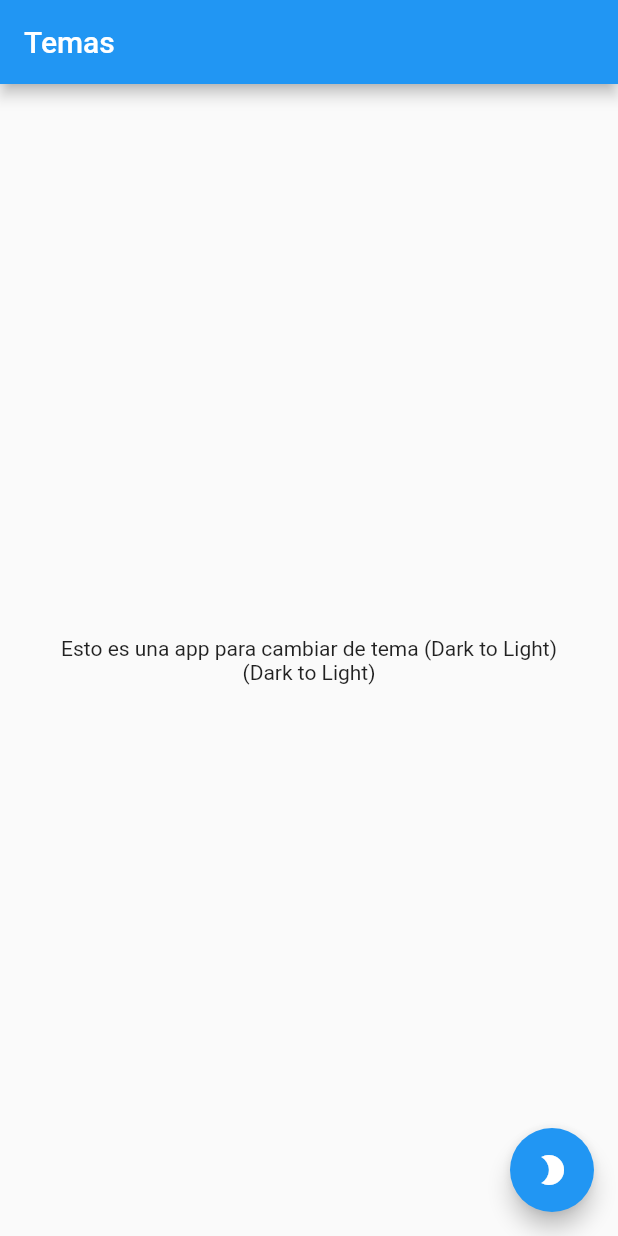
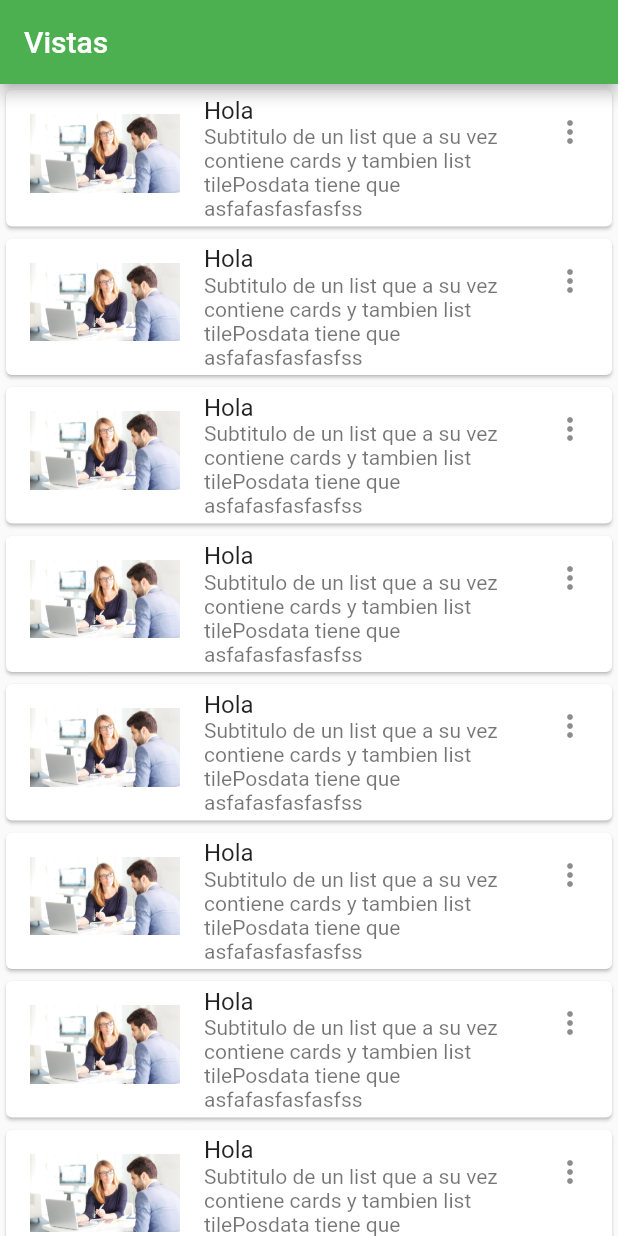
Before and after one commit to edg-ceron/flutter-first, a Flutter app: the screen it shows after launch, on a phone screen of 412 x 824 dp. Run offline on Flutter 3.47's test engine with Material 2 defaults, Android fonts, the phone set to English and light mode, and no system bars.

Commit message:
Se realiza maquetacion de cards parecidas a una aplicacion de produccion

```diff
--- a/lib/main.dart
+++ b/lib/main.dart
@@ -1,78 +1,185 @@
 import 'package:flutter/material.dart';
 
-import './myWidget.dart';
-
-// void main() => runApp(MyWidget());
+void main() => runApp(Vista());
 
 
-void main() => runApp(MyWidget2());
-
-class MyWidget2 extends StatefulWidget {
-  @override
-  State<StatefulWidget> createState() {
-    // TODO: implement createState
-    return Estado();
-  }
-}
-
-class Estado extends State<MyWidget2>{
-  var darkTheme = false;
+class Vista extends StatelessWidget{
   @override
   Widget build(BuildContext context) {
-    // TODO: implement build
-    // Cupertino IOs
     return MaterialApp(
-      debugShowCheckedModeBanner: false,
-      theme: ThemeData(
-        // primarySwatch: darkTheme ? Colors.green :  Colors.black,
-        brightness: darkTheme ? Brightness.dark : Brightness.light,
-      ),
+      theme: ThemeData(primaryColor: Colors.green),
       home:
         Scaffold(
           appBar:
             AppBar(
-              title: Text('Temas'),
+              title: Text('Vistas')
             ),
           body:
-            Center(
-              child:
-                Column(
-                  mainAxisAlignment: MainAxisAlignment.center,
-                  crossAxisAlignment: CrossAxisAlignment.center,
-                  children: [
-                    Text('Esto es una app para cambiar de tema (Dark to Light)'),
-                    Text('(Dark to Light)'),
+            ListView(
+              children: <Widget>[
+                Card(
+                  child: ListTile(
+                    leading: Image.asset('assets/images/test.jpg', width: 100),
+                    title: Text('Hola'),
+                    subtitle: Text('Subtitulo de un list que a su vez contiene cards y tambien list tile' 'Posdata tiene que asfafasfasfasfss'),
+                    trailing: Icon(Icons.more_vert),
+                    isThreeLine: true,
 
-                  ],
+                  )
                 ),
-            ),
-            //   child: Text('Saldo inicial 1 , meses actuales: $mes , inversiones $inversiones saldo final: $monto '),
-            // ),
-          floatingActionButton:
-            FloatingActionButton(
-              child: Icon(darkTheme ? Icons.brightness_5 : Icons.brightness_2 ),
-              onPressed: () {
-                setState(() {
-                  darkTheme = !darkTheme;
-                });
-              },
-            ),
-        ),
+                Card(
+                  child: ListTile(
+                    leading: Image.asset('assets/images/test.jpg', width: 100),
+                    title: Text('Hola'),
+                    subtitle: Text('Subtitulo de un list que a su vez contiene cards y tambien list tile' 'Posdata tiene que asfafasfasfasfss'),
+                    trailing: Icon(Icons.more_vert),
+                    isThreeLine: true,
+
+                  )
+                ),
+                Card(
+                  child: ListTile(
+                    leading: Image.asset('assets/images/test.jpg', width: 100),
+                    title: Text('Hola'),
+                    subtitle: Text('Subtitulo de un list que a su vez contiene cards y tambien list tile' 'Posdata tiene que asfafasfasfasfss'),
+                    trailing: Icon(Icons.more_vert),
+                    isThreeLine: true,
+
+                  )
+                ),
+                Card(
+                  child: ListTile(
+                    leading: Image.asset('assets/images/test.jpg', width: 100),
+                    title: Text('Hola'),
+                    subtitle: Text('Subtitulo de un list que a su vez contiene cards y tambien list tile' 'Posdata tiene que asfafasfasfasfss'),
+                    trailing: Icon(Icons.more_vert),
+                    isThreeLine: true,
+
+                  )
+                ),
+                Card(
+                  child: ListTile(
+                    leading: Image.asset('assets/images/test.jpg', width: 100),
+                    title: Text('Hola'),
+                    subtitle: Text('Subtitulo de un list que a su vez contiene cards y tambien list tile' 'Posdata tiene que asfafasfasfasfss'),
+                    trailing: Icon(Icons.more_vert),
+                    isThreeLine: true,
+
+                  )
+                ),
+                Card(
+                  child: ListTile(
+                    leading: Image.asset('assets/images/test.jpg', width: 100),
+                    title: Text('Hola'),
+                    subtitle: Text('Subtitulo de un list que a su vez contiene cards y tambien list tile' 'Posdata tiene que asfafasfasfasfss'),
+                    trailing: Icon(Icons.more_vert),
+                    isThreeLine: true,
+
+                  )
+                ),
+                Card(
+                  child: ListTile(
+                    leading: Image.asset('assets/images/test.jpg', width: 100),
+                    title: Text('Hola'),
+                    subtitle: Text('Subtitulo de un list que a su vez contiene cards y tambien list tile' 'Posdata tiene que asfafasfasfasfss'),
+                    trailing: Icon(Icons.more_vert),
+                    isThreeLine: true,
+
+                  )
+                ),
+                Card(
+                  child: ListTile(
+                    leading: Image.asset('assets/images/test.jpg', width: 100),
+                    title: Text('Hola'),
+                    subtitle: Text('Subtitulo de un list que a su vez contiene cards y tambien list tile' 'Posdata tiene que asfafasfasfasfss'),
+                    trailing: Icon(Icons.more_vert),
+                    isThreeLine: true,
+
+                  )
+                ),
+                Card(
+                  child: ListTile(
+                    leading: Image.asset('assets/images/test.jpg', width: 100),
+                    title: Text('Hola'),
+                    subtitle: Text('Subtitulo de un list que a su vez contiene cards y tambien list tile' 'Posdata tiene que asfafasfasfasfss'),
+                    trailing: Icon(Icons.more_vert),
+                    isThreeLine: true,
+
+                  )
+                ),
+                Card(
+                  child: ListTile(
+                    leading: Image.asset('assets/images/test.jpg', width: 100),
+                    title: Text('Hola'),
+                    subtitle: Text('Subtitulo de un list que a su vez contiene cards y tambien list tile' 'Posdata tiene que asfafasfasfasfss'),
+                    trailing: Icon(Icons.more_vert),
+                    isThreeLine: true,
+
+                  )
+                ),
+                Card(
+                  child: ListTile(
+                    leading: Image.asset('assets/images/test.jpg', width: 100),
+                    title: Text('Hola'),
+                    subtitle: Text('Subtitulo de un list que a su vez contiene cards y tambien list tile' 'Posdata tiene que asfafasfasfasfss'),
+                    trailing: Icon(Icons.more_vert),
+                    isThreeLine: true,
+
+                  )
+                ),
+                Card(
+                  child: ListTile(
+                    leading: Image.asset('assets/images/test.jpg', width: 100),
+                    title: Text('Hola'),
+                    subtitle: Text('Subtitulo de un list que a su vez contiene cards y tambien list tile' 'Posdata tiene que asfafasfasfasfss'),
+                    trailing: Icon(Icons.more_vert),
+                    isThreeLine: true,
+
+                  )
+                ),
+                Card(
+                  child: ListTile(
+                    leading: Image.asset('assets/images/test.jpg', width: 100),
+                    title: Text('Hola'),
+                    subtitle: Text('Subtitulo de un list que a su vez contiene cards y tambien list tile' 'Posdata tiene que asfafasfasfasfss'),
+                    trailing: Icon(Icons.more_vert),
+                    isThreeLine: true,
+
+                  )
+                ),
+                Card(
+                  child: ListTile(
+                    leading: Image.asset('assets/images/test.jpg', width: 100),
+                    title: Text('Hola'),
+                    subtitle: Text('Subtitulo de un list que a su vez contiene cards y tambien list tile' 'Posdata tiene que asfafasfasfasfss'),
+                    trailing: Icon(Icons.more_vert),
+                    isThreeLine: true,
+
+                  )
+                ),
+                Card(
+                  child: ListTile(
+                    leading: Image.asset('assets/images/test.jpg', width: 100),
+                    title: Text('Hola'),
+                    subtitle: Text('Subtitulo de un list que a su vez contiene cards y tambien list tile' 'Posdata tiene que asfafasfasfasfss'),
+                    trailing: Icon(Icons.more_vert),
+                    isThreeLine: true,
+
+                  )
+                ),
+                Card(
+                  child: ListTile(
+                    leading: Image.asset('assets/images/test.jpg', width: 100),
+                    title: Text('Hola'),
+                    subtitle: Text('Subtitulo de un list que a su vez contiene cards y tambien list tile' 'Posdata tiene que asfafasfasfasfss'),
+                    trailing: Icon(Icons.more_vert),
+                    isThreeLine: true,
+
+                  )
+                ),
+              ],
+            )
+        )
     );
   }
 }
-
-var encabezado = AppBar(
-  title: Text('Layout')
-);
-
-var cuerpo =
-  Text('Cuerpo de la App en variable',
-  style: TextStyle(
-      // backgroundColor: Colors.fromARGB(127, 255, 0, 0),
-      color: Colors.white,
-      fontSize: 50.0,
-      fontFamily: 'Arial',
-      fontWeight: FontWeight.bold
-  )
-);
--- a/pubspec.yaml
+++ b/pubspec.yaml
@@ -39,6 +39,8 @@ flutter:
   # included with your application, so that you can use the icons in
   # the material Icons class.
   uses-material-design: true
+  assets:
+    - assets/images/
 
   # To add assets to your application, add an assets section, like this:
   # assets:
```
Also changed, not shown: lib/border.dart (added, +41 -0 lines), lib/card.dart (added, +30 -0 lines), lib/flatbutton.dart (added, +33 -0 lines), lib/myWidget.dart (deleted, +0 -35 lines), assets/images/test.jpg (added), assets/images/test2.png (added), assets/images/test3.png (added).
